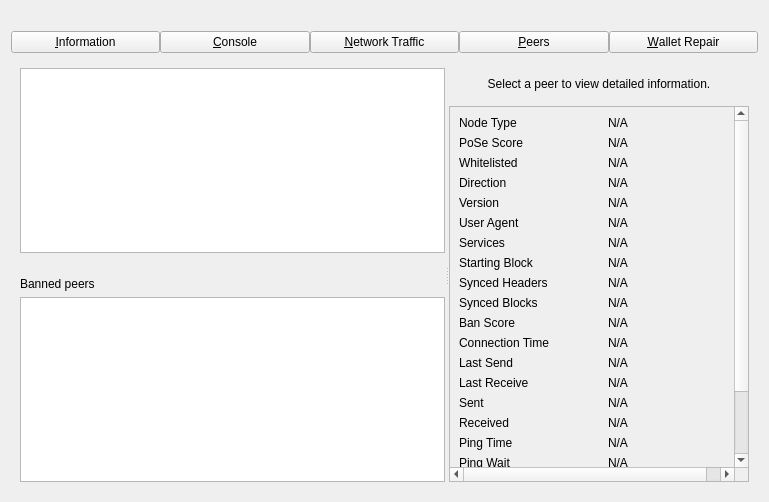
Old version of the form src/qt/forms/debugwindow.ui in the repository dashpay/dash.
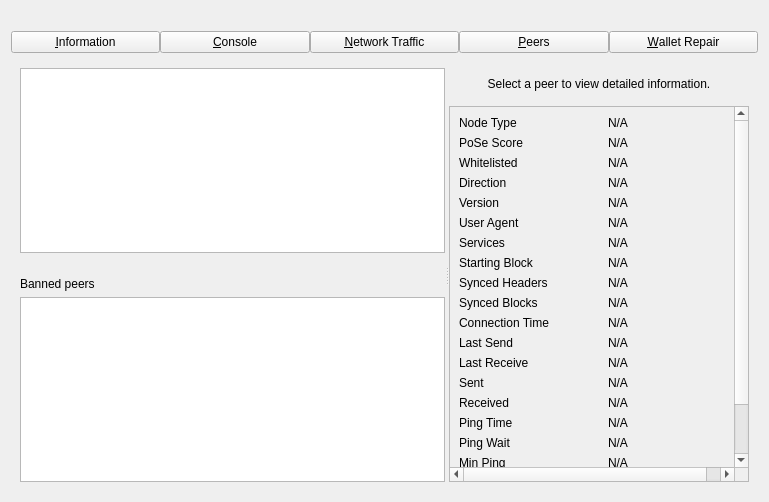
New version of the form. The open tabs and pages were chosen to show the change. Custom widgets are drawn as their Qt base class.

Commit message: Merge #19512: p2p: banscore updates to gui, tests, release notes

```diff
--- a/src/qt/forms/debugwindow.ui
+++ b/src/qt/forms/debugwindow.ui
@@ -1170,36 +1170,13 @@
                 </widget>
                </item>
                <item row="10" column="0">
-                <widget class="QLabel" name="label_24">
-                 <property name="text">
-                  <string>Ban Score</string>
-                 </property>
-                </widget>
-               </item>
-               <item row="10" column="2">
-                <widget class="QLabel" name="peerBanScore">
-                 <property name="cursor">
-                  <cursorShape>IBeamCursor</cursorShape>
-                 </property>
-                 <property name="text">
-                  <string>N/A</string>
-                 </property>
-                 <property name="textFormat">
-                  <enum>Qt::PlainText</enum>
-                 </property>
-                 <property name="textInteractionFlags">
-                  <set>Qt::LinksAccessibleByMouse|Qt::TextSelectableByKeyboard|Qt::TextSelectableByMouse</set>
-                 </property>
-                </widget>
-               </item>
-               <item row="11" column="0">
                 <widget class="QLabel" name="label_22">
                  <property name="text">
                   <string>Connection Time</string>
                  </property>
                 </widget>
                </item>
-               <item row="11" column="2">
+               <item row="10" column="2">
                 <widget class="QLabel" name="peerConnTime">
                  <property name="cursor">
                   <cursorShape>IBeamCursor</cursorShape>
@@ -1215,14 +1192,14 @@
                  </property>
                 </widget>
                </item>
-               <item row="12" column="0">
+               <item row="11" column="0">
                 <widget class="QLabel" name="label_15">
                  <property name="text">
                   <string>Last Send</string>
                  </property>
                 </widget>
                </item>
-               <item row="12" column="2">
+               <item row="11" column="2">
                 <widget class="QLabel" name="peerLastSend">
                  <property name="cursor">
                   <cursorShape>IBeamCursor</cursorShape>
@@ -1238,14 +1215,14 @@
                  </property>
                 </widget>
                </item>
-               <item row="13" column="0">
+               <item row="12" column="0">
                 <widget class="QLabel" name="label_19">
                  <property name="text">
                   <string>Last Receive</string>
                  </property>
                 </widget>
                </item>
-               <item row="13" column="2">
+               <item row="12" column="2">
                 <widget class="QLabel" name="peerLastRecv">
                  <property name="cursor">
                   <cursorShape>IBeamCursor</cursorShape>
@@ -1261,14 +1238,14 @@
                  </property>
                 </widget>
                </item>
-               <item row="14" column="0">
+               <item row="13" column="0">
                 <widget class="QLabel" name="label_18">
                  <property name="text">
                   <string>Sent</string>
                  </property>
                 </widget>
                </item>
-               <item row="14" column="2">
+               <item row="13" column="2">
                 <widget class="QLabel" name="peerBytesSent">
                  <property name="cursor">
                   <cursorShape>IBeamCursor</cursorShape>
@@ -1284,14 +1261,14 @@
                  </property>
                 </widget>
                </item>
-               <item row="15" column="0">
+               <item row="14" column="0">
                 <widget class="QLabel" name="label_20">
                  <property name="text">
                   <string>Received</string>
                  </property>
                 </widget>
                </item>
-               <item row="15" column="2">
+               <item row="14" column="2">
                 <widget class="QLabel" name="peerBytesRecv">
                  <property name="cursor">
                   <cursorShape>IBeamCursor</cursorShape>
@@ -1307,14 +1284,14 @@
                  </property>
                 </widget>
                </item>
-               <item row="16" column="0">
+               <item row="15" column="0">
                 <widget class="QLabel" name="label_26">
                  <property name="text">
                   <string>Ping Time</string>
                  </property>
                 </widget>
                </item>
-               <item row="16" column="2">
+               <item row="15" column="2">
                 <widget class="QLabel" name="peerPingTime">
                  <property name="cursor">
                   <cursorShape>IBeamCursor</cursorShape>
@@ -1330,7 +1307,7 @@
                  </property>
                 </widget>
                </item>
-               <item row="17" column="0">
+               <item row="16" column="0">
                 <widget class="QLabel" name="peerPingWaitLabel">
                  <property name="toolTip">
                   <string>The duration of a currently outstanding ping.</string>
@@ -1340,7 +1317,7 @@
                  </property>
                 </widget>
                </item>
-               <item row="17" column="2">
+               <item row="16" column="2">
                 <widget class="QLabel" name="peerPingWait">
                  <property name="cursor">
                   <cursorShape>IBeamCursor</cursorShape>
@@ -1356,14 +1333,14 @@
                  </property>
                 </widget>
                </item>
-               <item row="18" column="0">
+               <item row="17" column="0">
                 <widget class="QLabel" name="peerMinPingLabel">
                  <property name="text">
                   <string>Min Ping</string>
                  </property>
                 </widget>
                </item>
-               <item row="18" column="2">
+               <item row="17" column="2">
                 <widget class="QLabel" name="peerMinPing">
                  <property name="cursor">
                   <cursorShape>IBeamCursor</cursorShape>
@@ -1379,14 +1356,14 @@
                  </property>
                 </widget>
                </item>
-               <item row="19" column="0">
+               <item row="18" column="0">
                 <widget class="QLabel" name="label_timeoffset">
                  <property name="text">
                   <string>Time Offset</string>
                  </property>
                 </widget>
                </item>
-               <item row="19" column="2">
+               <item row="18" column="2">
                 <widget class="QLabel" name="timeoffset">
                  <property name="cursor">
                   <cursorShape>IBeamCursor</cursorShape>
@@ -1402,7 +1379,7 @@
                  </property>
                 </widget>
                </item>
-               <item row="20" column="0">
+               <item row="19" column="0">
                 <widget class="QLabel" name="peerMappedASLabel">
                  <property name="toolTip">
                   <string>The mapped Autonomous System used for diversifying peer selection.</string>
@@ -1412,7 +1389,7 @@
                  </property>
                 </widget>
                </item>
-               <item row="20" column="2">
+               <item row="19" column="2">
                 <widget class="QLabel" name="peerMappedAS">
                  <property name="cursor">
                   <cursorShape>IBeamCursor</cursorShape>
@@ -1428,7 +1405,7 @@
                  </property>
                 </widget>
                </item>
-               <item row="21" column="0">
+               <item row="20" column="0">
                 <spacer name="verticalSpacer_3">
                  <property name="orientation">
                   <enum>Qt::Vertical</enum>
```
The commit also changes 3 other files.
